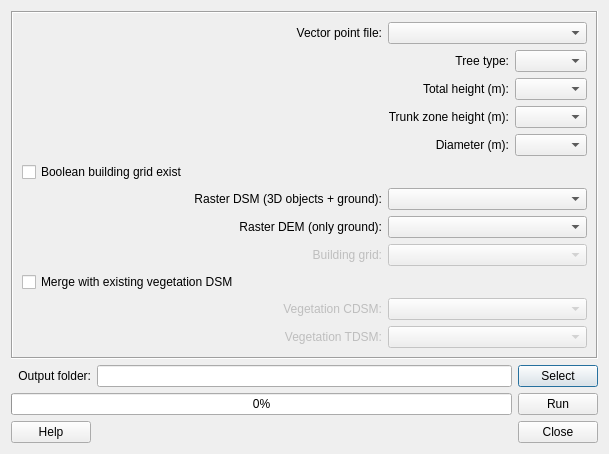
This is TreeGenerator/tree_generator_dialog_base.ui in UMEP-dev/UMEP as Qt 5 draws it before an edit. The edited form follows.
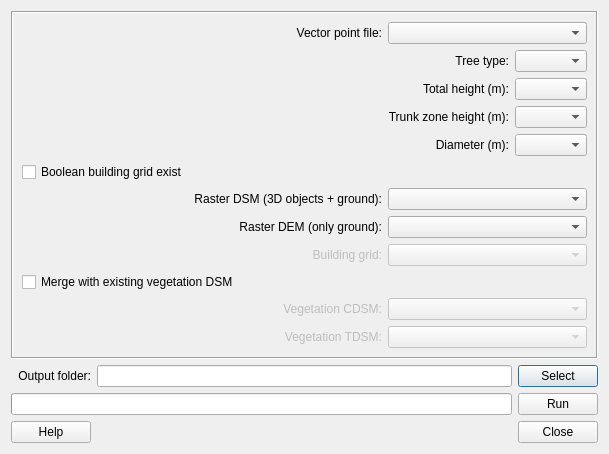
This is the edited form.

Patch:
```diff
--- a/TreeGenerator/tree_generator_dialog_base.ui
+++ b/TreeGenerator/tree_generator_dialog_base.ui
@@ -258,6 +258,12 @@
      <property name="value">
       <number>0</number>
      </property>
+     <property name="alignment">
+      <set>Qt::AlignCenter</set>
+     </property>
+     <property name="format">
+      <string/>
+     </property>
     </widget>
    </item>
    <item row="2" column="2">
```
Left out of the diff: 41 changed lines with no effect on the pictures.
